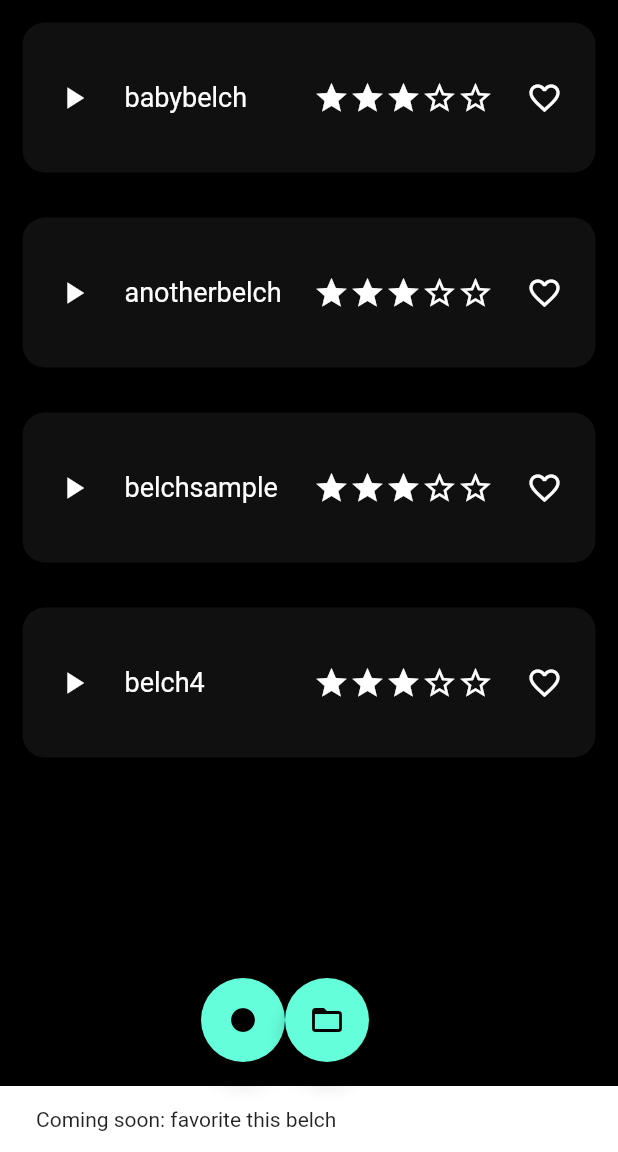
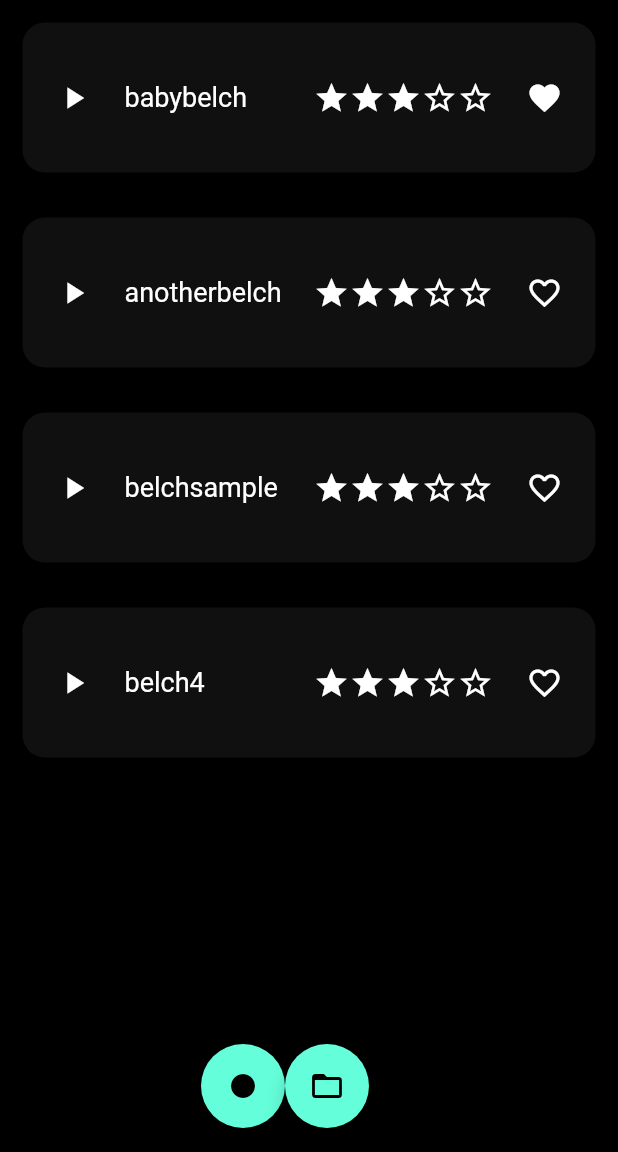
Before and after one commit to fantasticMan1/belch-o-meter, a Flutter app: the screen it shows after launch, after a tap on the "favorite outline" icon, on a phone screen of 412 x 824 dp, the part 84-1236 px from its top. Run offline on Flutter 3.47's test engine with Material 2 defaults, Android fonts, the phone set to English and light mode, and no system bars; our stand-ins replace flutter_speed_dial; missing offline and left inert: soundpool.

Commit message:
Added heart icon fill

```diff
--- a/lib/belch_card.dart
+++ b/lib/belch_card.dart
@@ -14,72 +14,90 @@ import 'theme.dart';
 ///
 /// Allows swiping to like or discard belches, as well as a play button to hear
 /// it again.
-class BelchCard extends StatelessWidget {
+class BelchCard extends StatefulWidget {
   static const double HEIGHT = 100.0;
   static const double SPACING = 10.0;
   static const double MARGIN = 15.0;
 
   String _fname;
-  String _title;
-  Color _cornerColor; // Workaround for corner background clipping.
-  AudioManager audioManager = AudioManager();
+  int rating;
 
   BelchAnalysis belchAnalysis = BelchAnalysis();
 
   BelchCard(String fname) {
     // Get just the filename. Chop off path and extension.
     this._fname = fname;
+    this.rating = belchAnalysis.analyzeBelch([]);
+  }
+
+  @override
+  State<StatefulWidget> createState() => BelchCardState(_fname, rating);
+}
+
+class BelchCardState extends State {
+  String _fname;
+  String _title;
+  int rating;
+  final Icon _filledHeart = Icon(Icons.favorite);
+  final Icon _outlinedHeart = Icon(Icons.favorite_outline);
+  Icon _favoriteIcon;
+  AudioManager audioManager = AudioManager();
+
+  @override
+  void initState() {
+    _favoriteIcon = _outlinedHeart;
+    super.initState();
+  }
+
+  void _toggleFavorited() {
+    Icon newIcon =
+        _favoriteIcon == _filledHeart ? _outlinedHeart : _filledHeart;
+    setState(() {
+      _favoriteIcon = newIcon;
+    });
+  }
+
+  BelchCardState(String fname, int rating) {
+    this.rating = rating;
+    this._fname = fname;
+    // Get just the filename. Chop off path and extension.
     this._title = fname.substring(
       max(fname.lastIndexOf('/') + 1, 0),
       max(fname.lastIndexOf('.'), 0),
     );
   }
 
-  Color _getCardColor(int rating) {
-    return Color(0xFF101010);
-    // if (rating <= 1) return Color(0xFF473027); //ONE_STAR_COLOR;
-    // if (rating <= 2) return Color(0xFF373737); //TWO_STAR_COLOR;
-    // if (rating <= 3) return Color(0xFF804020); //THREE_STAR_COLOR;
-    // if (rating <= 4) return Color(0xFFA0A0A0); //FOUR_STAR_COLOR;
-    // if (rating <= 5) return Color(0xFFD0B040); //FIVE_STAR_COLOR;
-  }
-
   @override
   Widget build(BuildContext context) {
     Useless useless = Useless(context);
 
-    int rating = belchAnalysis.analyzeBelch([]);
-
     return Container(
       color: Colors.transparent,
-      margin: const EdgeInsets.all(MARGIN),
+      margin: const EdgeInsets.all(BelchCard.MARGIN),
       child: Container(
         decoration: BoxDecoration(
-          color: _getCardColor(rating),
-          borderRadius: BorderRadius.all(Radius.circular(MARGIN)),
+          color: ALMOST_BLACK,
+          borderRadius: BorderRadius.all(Radius.circular(BelchCard.MARGIN)),
         ),
-        height: HEIGHT,
+        height: BelchCard.HEIGHT,
         child: InkWell(
-          onTap: () => Navigator.of(context).push(new BelchPageRoute(_title)),
           child: Row(
             children: [
-              Container(width: SPACING),
+              Container(width: BelchCard.SPACING),
               IconButton(
                 icon: Icon(Icons.play_arrow),
                 onPressed: () => audioManager.playSample(_fname),
               ),
-              Container(width: SPACING),
+              Container(width: BelchCard.SPACING),
               Text(_title, style: TextStyle(fontSize: 18)),
               Expanded(child: Container()),
               FiveStarRating(rating),
-              Container(width: SPACING),
+              Container(width: BelchCard.SPACING),
               IconButton(
-                icon: Icon(
-                  Icons.favorite_border,
-                ),
-                onPressed: () => useless.uselessFunction('favorite this belch'),
+                icon: _favoriteIcon,
+                onPressed: _toggleFavorited,
               ),
-              Container(width: SPACING),
+              Container(width: BelchCard.SPACING),
             ],
           ),
         ),
@@ -87,49 +105,3 @@ class BelchCard extends StatelessWidget {
     );
   }
 }
-
-class BelchPage extends StatelessWidget {
-  String title;
-
-  BelchPage({this.title});
-
-  @override
-  Widget build(BuildContext context) {
-    return Scaffold(
-      appBar: AppBar(
-        title: Text('Belch Page'),
-      ),
-      body: Container(
-        child: Row(
-          children: [
-            IconButton(
-              icon: Icon(Icons.play_arrow),
-              onPressed: () => print('reimplement me with a snackbar'),
-            ),
-            Text('this is the main belch page'),
-            Expanded(
-              child: Center(
-                child: Text('playhead here'),
-              ),
-            ),
-            IconButton(
-              icon: Icon(Icons.favorite_outline),
-              onPressed: () => print('reimplement me with a snackbar'),
-            )
-          ],
-        ),
-      ),
-    );
-  }
-}
-
-class BelchPageRoute extends MaterialPageRoute {
-  BelchPageRoute(String title)
-      : super(builder: (context) => new BelchPage(title: title));
-
-  @override
-  Widget buildTransitions(BuildContext context, Animation<double> animation,
-      Animation<double> secondaryAnimation, Widget child) {
-    return FadeTransition(opacity: animation, child: child);
-  }
-}
--- a/lib/belch_list.dart
+++ b/lib/belch_list.dart
@@ -22,7 +22,7 @@ class BelchListState extends State {
       itemBuilder: (context, index) {
         bool swipingLeft = false;
         return Dismissible(
-          key: UniqueKey(), //Key(filenames[index]),
+          key: UniqueKey(),
           onDismissed: (DismissDirection d) => {},
           background: Container(
             color: Colors.transparent,
--- a/lib/theme.dart
+++ b/lib/theme.dart
@@ -10,8 +10,4 @@ final ThemeData APP_THEME = ThemeData(
   // primarySwatch: Colors.blue,
 );
 
-final Color ONE_STAR_COLOR = Colors.brown; //Color(0xFF705050);
-final Color TWO_STAR_COLOR = Color(0xFF444444);
-final Color THREE_STAR_COLOR = Color(0xFF955611);
-final Color FOUR_STAR_COLOR = Color(0xFF999999);
-final Color FIVE_STAR_COLOR = Color(0xFFC0A050);
+final Color ALMOST_BLACK = Color(0xFF101010);
```
